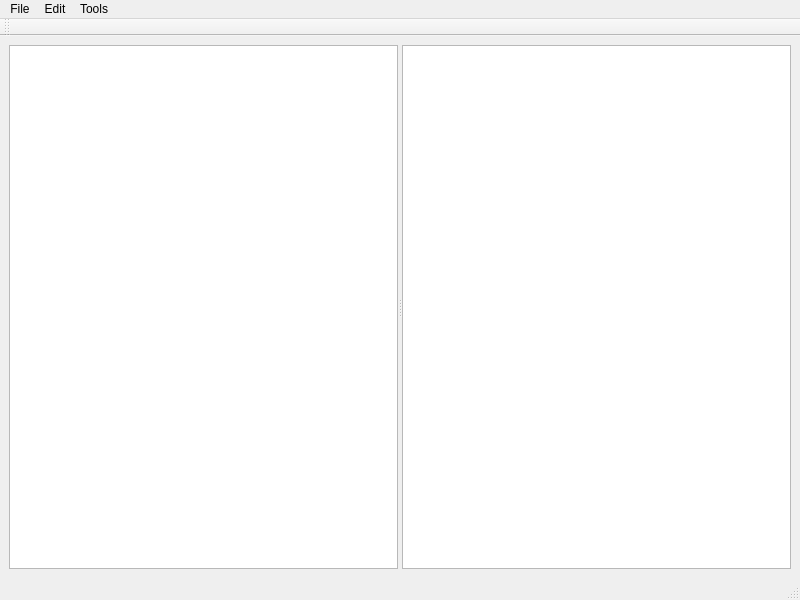
tcShadowWalker/XKey, file ui/Main.ui: the form before one commit.
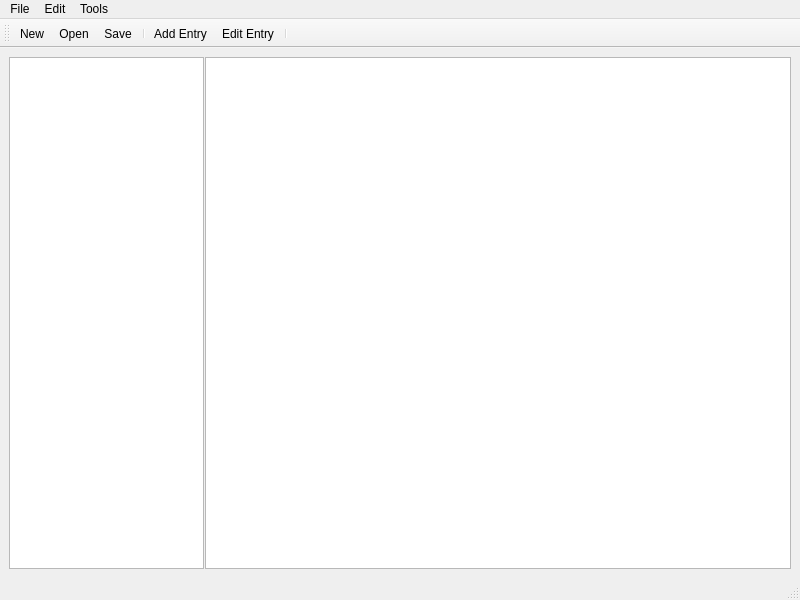
The form after the commit.

Commit message: Update MainUi, new Entry ui. Update Qt code.

```diff
--- a/ui/Main.ui
+++ b/ui/Main.ui
@@ -17,11 +17,39 @@
    <layout class="QVBoxLayout" name="verticalLayout">
     <item>
      <widget class="QSplitter" name="splitter">
+      <property name="sizePolicy">
+       <sizepolicy hsizetype="MinimumExpanding" vsizetype="Preferred">
+        <horstretch>0</horstretch>
+        <verstretch>0</verstretch>
+       </sizepolicy>
+      </property>
       <property name="orientation">
        <enum>Qt::Horizontal</enum>
       </property>
-      <widget class="QTreeView" name="keyTree"/>
+      <property name="handleWidth">
+       <number>1</number>
+      </property>
+      <widget class="QTreeView" name="keyTree">
+       <property name="sizePolicy">
+        <sizepolicy hsizetype="Expanding" vsizetype="Expanding">
+         <horstretch>1</horstretch>
+         <verstretch>0</verstretch>
+        </sizepolicy>
+       </property>
+       <property name="minimumSize">
+        <size>
+         <width>0</width>
+         <height>0</height>
+        </size>
+       </property>
+      </widget>
       <widget class="QTableView" name="keyTable">
+       <property name="sizePolicy">
+        <sizepolicy hsizetype="Expanding" vsizetype="Expanding">
+         <horstretch>3</horstretch>
+         <verstretch>0</verstretch>
+        </sizepolicy>
+       </property>
        <property name="editTriggers">
         <set>QAbstractItemView::NoEditTriggers</set>
        </property>
@@ -85,6 +113,13 @@
    <attribute name="toolBarBreak">
     <bool>false</bool>
    </attribute>
+   <addaction name="actionNew"/>
+   <addaction name="actionOpen"/>
+   <addaction name="actionSave"/>
+   <addaction name="separator"/>
+   <addaction name="actionAddEntry"/>
+   <addaction name="actionEdit_Entry"/>
+   <addaction name="separator"/>
   </widget>
   <action name="actionNew">
    <property name="text">
@@ -116,6 +151,22 @@
     <string>Settings</string>
    </property>
   </action>
+  <action name="actionAddEntry">
+   <property name="text">
+    <string>Add Entry</string>
+   </property>
+   <property name="toolTip">
+    <string>Add new entry</string>
+   </property>
+  </action>
+  <action name="actionEdit_Entry">
+   <property name="text">
+    <string>Edit Entry</string>
+   </property>
+   <property name="toolTip">
+    <string>Edit current entry</string>
+   </property>
+  </action>
  </widget>
  <resources/>
  <connections>
```
The commit also changes 9 other files.
